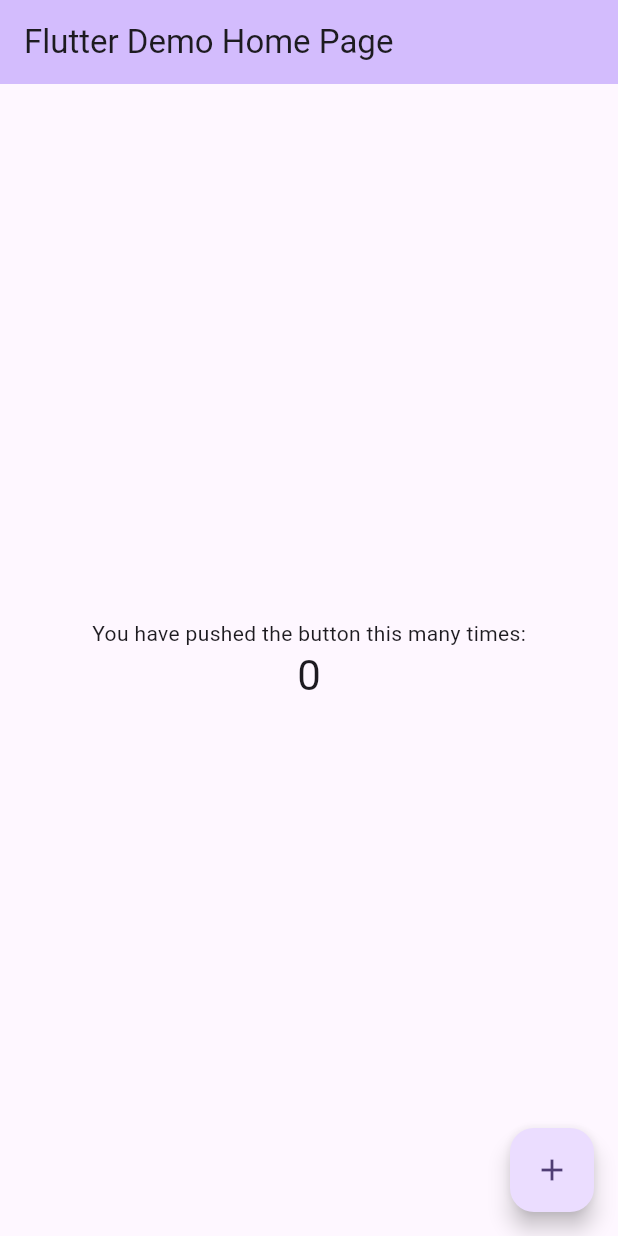
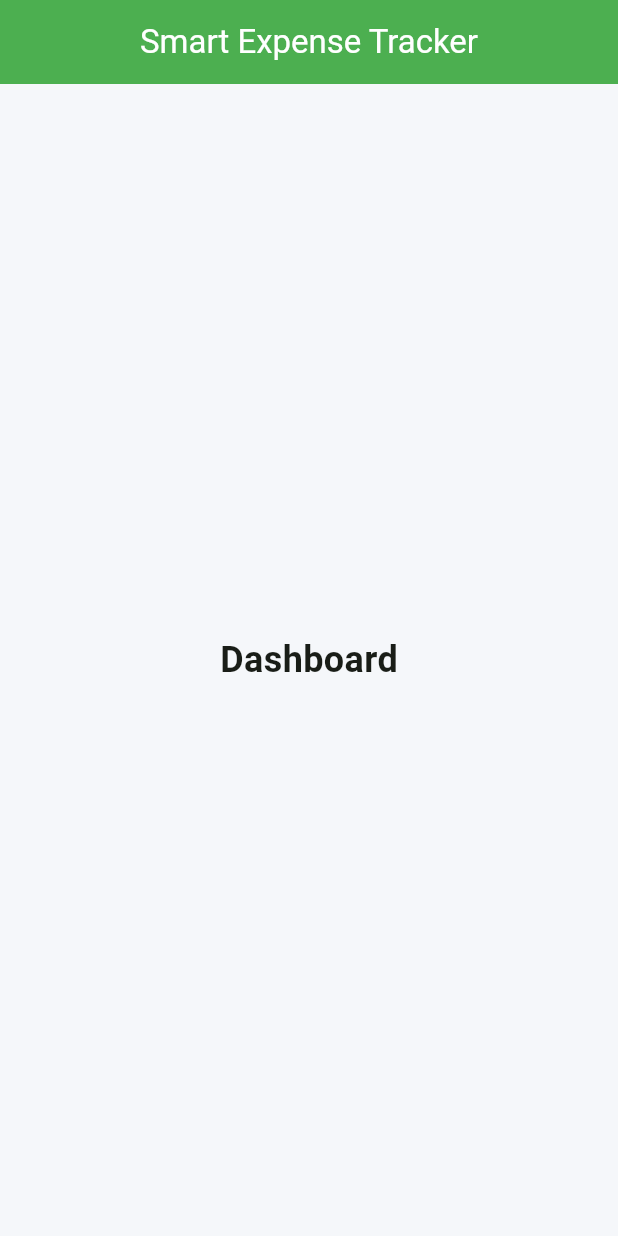
Before and after one commit to Joeejoeenig/123230184_TPM-T2-IF-G, a Flutter app: the screen it shows after launch, on a phone screen of 412 x 824 dp. Run offline on Flutter 3.47's test engine with Material 3 defaults, Android fonts, the phone set to English and light mode, and no system bars.

Commit message:
commit
commit

```diff
--- a/SmartExpense/lib/main.dart
+++ b/SmartExpense/lib/main.dart
@@ -1,121 +1,34 @@
 import 'package:flutter/material.dart';
+import 'package:provider/provider.dart';
+
+import 'providers/transaction_provider.dart';
+import 'providers/currency_provider.dart';
+import 'theme/app_theme.dart';
+import 'screens/dashboard_screen.dart';
 
 void main() {
-  runApp(const MyApp());
+  runApp(const SmartExpenseApp());
 }
 
-class MyApp extends StatelessWidget {
-  const MyApp({super.key});
-
-  // This widget is the root of your application.
-  @override
-  Widget build(BuildContext context) {
-    return MaterialApp(
-      title: 'Flutter Demo',
-      theme: ThemeData(
-        // This is the theme of your application.
-        //
-        // TRY THIS: Try running your application with "flutter run". You'll see
-        // the application has a purple toolbar. Then, without quitting the app,
-        // try changing the seedColor in the colorScheme below to Colors.green
-        // and then invoke "hot reload" (save your changes or press the "hot
-        // reload" button in a Flutter-supported IDE, or press "r" if you used
-        // the command line to start the app).
-        //
-        // Notice that the counter didn't reset back to zero; the application
-        // state is not lost during the reload. To reset the state, use hot
-        // restart instead.
-        //
-        // This works for code too, not just values: Most code changes can be
-        // tested with just a hot reload.
-        colorScheme: .fromSeed(seedColor: Colors.deepPurple),
-      ),
-      home: const MyHomePage(title: 'Flutter Demo Home Page'),
-    );
-  }
-}
-
-class MyHomePage extends StatefulWidget {
-  const MyHomePage({super.key, required this.title});
-
-  // This widget is the home page of your application. It is stateful, meaning
-  // that it has a State object (defined below) that contains fields that affect
-  // how it looks.
-
-  // This class is the configuration for the state. It holds the values (in this
-  // case the title) provided by the parent (in this case the App widget) and
-  // used by the build method of the State. Fields in a Widget subclass are
-  // always marked "final".
-
-  final String title;
-
-  @override
-  State<MyHomePage> createState() => _MyHomePageState();
-}
-
-class _MyHomePageState extends State<MyHomePage> {
-  int _counter = 0;
-
-  void _incrementCounter() {
-    setState(() {
-      // This call to setState tells the Flutter framework that something has
-      // changed in this State, which causes it to rerun the build method below
-      // so that the display can reflect the updated values. If we changed
-      // _counter without calling setState(), then the build method would not be
-      // called again, and so nothing would appear to happen.
-      _counter++;
-    });
-  }
+class SmartExpenseApp extends StatelessWidget {
+  const SmartExpenseApp({super.key});
 
   @override
   Widget build(BuildContext context) {
-    // This method is rerun every time setState is called, for instance as done
-    // by the _incrementCounter method above.
-    //
-    // The Flutter framework has been optimized to make rerunning build methods
-    // fast, so that you can just rebuild anything that needs updating rather
-    // than having to individually change instances of widgets.
-    return Scaffold(
-      appBar: AppBar(
-        // TRY THIS: Try changing the color here to a specific color (to
-        // Colors.amber, perhaps?) and trigger a hot reload to see the AppBar
-        // change color while the other colors stay the same.
-        backgroundColor: Theme.of(context).colorScheme.inversePrimary,
-        // Here we take the value from the MyHomePage object that was created by
-        // the App.build method, and use it to set our appbar title.
-        title: Text(widget.title),
-      ),
-      body: Center(
-        // Center is a layout widget. It takes a single child and positions it
-        // in the middle of the parent.
-        child: Column(
-          // Column is also a layout widget. It takes a list of children and
-          // arranges them vertically. By default, it sizes itself to fit its
-          // children horizontally, and tries to be as tall as its parent.
-          //
-          // Column has various properties to control how it sizes itself and
-          // how it positions its children. Here we use mainAxisAlignment to
-          // center the children vertically; the main axis here is the vertical
-          // axis because Columns are vertical (the cross axis would be
-          // horizontal).
-          //
-          // TRY THIS: Invoke "debug painting" (choose the "Toggle Debug Paint"
-          // action in the IDE, or press "p" in the console), to see the
-          // wireframe for each widget.
-          mainAxisAlignment: .center,
-          children: [
-            const Text('You have pushed the button this many times:'),
-            Text(
-              '$_counter',
-              style: Theme.of(context).textTheme.headlineMedium,
-            ),
-          ],
+    return MultiProvider(
+      providers: [
+        ChangeNotifierProvider(
+          create: (_) => TransactionProvider(),
         ),
-      ),
-      floatingActionButton: FloatingActionButton(
-        onPressed: _incrementCounter,
-        tooltip: 'Increment',
-        child: const Icon(Icons.add),
+        ChangeNotifierProvider(
+          create: (_) => CurrencyProvider(),
+        ),
+      ],
+      child: MaterialApp(
+        debugShowCheckedModeBanner: false,
+        title: 'Smart Expense Tracker',
+        theme: AppTheme.lightTheme,
+        home: const DashboardScreen(),
       ),
     );
   }
--- a/SmartExpense/lib/providers/currency_provider.dart
+++ b/SmartExpense/lib/providers/currency_provider.dart
@@ -0,0 +1,3 @@
+import 'package:flutter/material.dart';
+
+class CurrencyProvider extends ChangeNotifier {}
--- a/SmartExpense/lib/providers/transaction_provider.dart
+++ b/SmartExpense/lib/providers/transaction_provider.dart
@@ -0,0 +1,3 @@
+import 'package:flutter/material.dart';
+
+class TransactionProvider extends ChangeNotifier {}
--- a/SmartExpense/lib/screens/dashboard_screen.dart
+++ b/SmartExpense/lib/screens/dashboard_screen.dart
@@ -0,0 +1,23 @@
+import 'package:flutter/material.dart';
+
+class DashboardScreen extends StatelessWidget {
+  const DashboardScreen({super.key});
+
+  @override
+  Widget build(BuildContext context) {
+    return Scaffold(
+      appBar: AppBar(
+        title: const Text("Smart Expense Tracker"),
+      ),
+      body: const Center(
+        child: Text(
+          "Dashboard",
+          style: TextStyle(
+            fontSize: 24,
+            fontWeight: FontWeight.bold,
+          ),
+        ),
+      ),
+    );
+  }
+}
--- a/SmartExpense/lib/theme/app_theme.dart
+++ b/SmartExpense/lib/theme/app_theme.dart
@@ -0,0 +1,32 @@
+import 'package:flutter/material.dart';
+
+class AppTheme {
+  static ThemeData get lightTheme {
+    return ThemeData(
+      useMaterial3: true,
+      colorSchemeSeed: Colors.green,
+      scaffoldBackgroundColor: const Color(0xFFF5F7FA),
+
+      appBarTheme: const AppBarTheme(
+        centerTitle: true,
+        backgroundColor: Colors.green,
+        foregroundColor: Colors.white,
+        elevation: 0,
+      ),
+
+      cardTheme: CardTheme(
+        elevation: 3,
+        color: Colors.white,
+        shape: RoundedRectangleBorder(
+          borderRadius: BorderRadius.circular(16),
+        ),
+      ),
+
+      inputDecorationTheme: InputDecorationTheme(
+        border: OutlineInputBorder(
+          borderRadius: BorderRadius.circular(12),
+        ),
+      ),
+    );
+  }
+}
```
